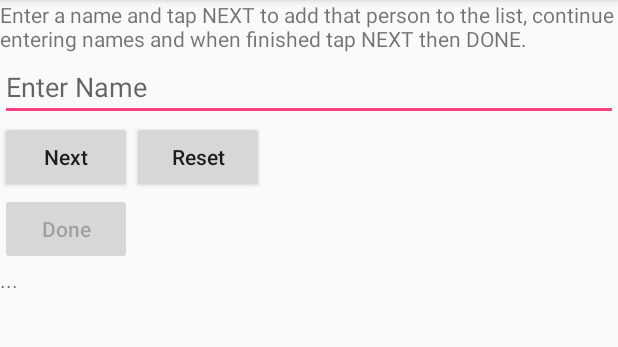
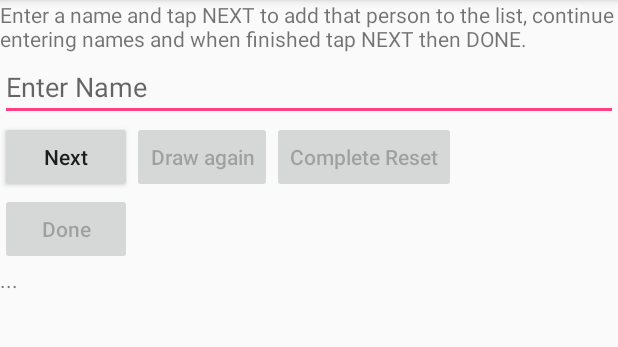
Before and after one commit to developingAlex/SecretSanta, an Android app: the screen it shows after launch (MainActivity), on a phone screen of 412 x 824 dp, the part 84-431 px from its top. Run offline under Robolectric (Android 15) with nearby library versions, the phone set to English and light mode, and no system bars.

Commit message:
added ability to redraw from the hat without having to enter the names again

```diff
--- a/app/build.gradle
+++ b/app/build.gradle
@@ -8,7 +8,7 @@ android {
         minSdkVersion 15
         targetSdkVersion 24
         versionCode 1
-        versionName '1.1'
+        versionName '1.2'
         testInstrumentationRunner "android.support.test.runner.AndroidJUnitRunner"
     }
     buildTypes {
--- a/app/src/main/java/com/example/user1/secretsanta/MainActivity.java
+++ b/app/src/main/java/com/example/user1/secretsanta/MainActivity.java
@@ -22,6 +22,9 @@ public class MainActivity extends AppCompatActivity {
         currentState.updateInstance(this);
     }
 
+    public void DRAWClicked(View view){
+        currentState.redraw();
+    }
 
     public void NEXTClicked(View view){ currentState.addNameToHat(((EditText) findViewById(R.id.enter_name_field)).getText().toString()); }
 
--- a/app/src/main/res/layout/activity_main.xml
+++ b/app/src/main/res/layout/activity_main.xml
@@ -39,6 +39,14 @@
             android:text="@string/text_on_Next_button" />
 
         <Button
+            android:id="@+id/DRAWButton"
+            android:layout_width="wrap_content"
+            android:layout_height="wrap_content"
+            android:onClick="DRAWClicked"
+            android:textAllCaps="false"
+            android:text="@string/text_on_Draw_Again_button" />
+
+        <Button
             android:id="@+id/RESETButton"
             android:layout_width="wrap_content"
             android:layout_height="wrap_content"
--- a/app/src/main/res/values/strings.xml
+++ b/app/src/main/res/values/strings.xml
@@ -4,7 +4,8 @@
     <string name="dispensing_label_initial_text">...</string>
     <string name="text_on_Done_button">Done</string>
     <string name="text_on_Next_button">Next</string>
-    <string name="text_on_Reset_button">Reset</string>
+    <string name="text_on_Reset_button">Complete Reset</string>
+    <string name="text_on_Draw_Again_button">Draw again</string>
     <string name="enter_name_fields_hint_text">Enter Name</string>
     <string name="enter_name_fields_initial_text"></string>
     <string name="toastmsg_1st_popup_after_a_finished_round">Finished!</string>
```
Also changed, not shown: app/src/main/java/com/example/user1/secretsanta/ApplicationStateClass.java (+78 -5 lines), 1 other file.
